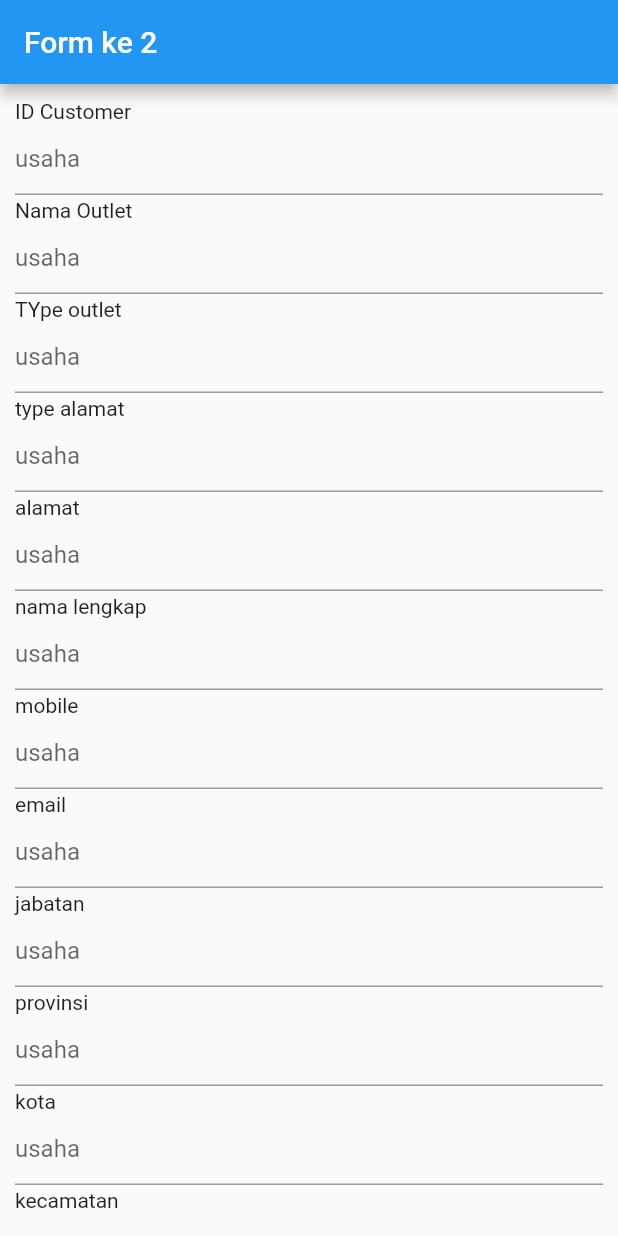
After one commit to RonwasHere/ui_kerja, a Flutter app: the FormDua screen opened directly, on a phone screen of 412 x 824 dp. The commit adds this screen. Run offline on Flutter 3.47's test engine with Material 2 defaults, Android fonts, the light colour scheme and no system bars.

Commit message:
form 2 tahap awal

```diff
--- /dev/null
+++ b/lib/form_dua.dart
@@ -0,0 +1,150 @@
+import 'package:flutter/material.dart';
+
+class FormDua extends StatefulWidget {
+  const FormDua({Key? key}) : super(key: key);
+
+  @override
+  State<FormDua> createState() => _FormDuaState();
+}
+
+class _FormDuaState extends State<FormDua> {
+  @override
+  Widget build(BuildContext context) {
+    return Scaffold(
+      appBar: AppBar(
+        title: Text('Form ke 2'),
+      ),
+      body: SingleChildScrollView(
+        child: SafeArea(
+          child: Padding(
+            padding: EdgeInsets.all(10),
+            child: Column(
+              crossAxisAlignment: CrossAxisAlignment.start,
+              children: [
+                Text('ID Customer'),
+                TextFormField(
+                  decoration: InputDecoration(
+                    hintText: 'usaha',
+                  ),
+                ),
+                SizedBox(height: 2),
+                Text('Nama Outlet'),
+                TextFormField(
+                  decoration: InputDecoration(
+                    hintText: 'usaha',
+                  ),
+                ),
+                SizedBox(height: 2),
+                Text('TYpe outlet '),
+                TextFormField(
+                  decoration: InputDecoration(
+                    hintText: 'usaha',
+                  ),
+                ),
+                SizedBox(height: 2),
+                Text('type alamat '),
+                TextFormField(
+                  decoration: InputDecoration(
+                    hintText: 'usaha',
+                  ),
+                ),
+                SizedBox(height: 2),
+                Text('alamat'),
+                TextFormField(
+                  decoration: InputDecoration(
+                    hintText: 'usaha',
+                  ),
+                ),
+                SizedBox(height: 2),
+                Text('nama lengkap'),
+                TextFormField(
+                  decoration: InputDecoration(
+                    hintText: 'usaha',
+                  ),
+                ),
+                SizedBox(height: 2),
+                Text('mobile'),
+                TextFormField(
+                  decoration: InputDecoration(
+                    hintText: 'usaha',
+                  ),
+                ),
+                SizedBox(height: 2),
+                Text('email'),
+                TextFormField(
+                  decoration: InputDecoration(
+                    hintText: 'usaha',
+                  ),
+                ),
+                SizedBox(height: 2),
+                Text('jabatan'),
+                TextFormField(
+                  decoration: InputDecoration(
+                    hintText: 'usaha',
+                  ),
+                ),
+                SizedBox(height: 2),
+                Text('provinsi'),
+                TextFormField(
+                  decoration: InputDecoration(
+                    hintText: 'usaha',
+                  ),
+                ),
+                SizedBox(height: 2),
+                Text('kota'),
+                TextFormField(
+                  decoration: InputDecoration(
+                    hintText: 'usaha',
+                  ),
+                ),
+                SizedBox(height: 2),
+                Text('kecamatan'),
+                TextFormField(
+                  decoration: InputDecoration(
+                    hintText: 'usaha',
+                  ),
+                ),
+                SizedBox(height: 2),
+                Text('kelurahan'),
+                TextFormField(
+                  decoration: InputDecoration(
+                    hintText: 'usaha',
+                  ),
+                ),
+                SizedBox(height: 2),
+                Text('kode pos'),
+                TextFormField(
+                  decoration: InputDecoration(
+                    hintText: 'usaha',
+                  ),
+                ),
+                SizedBox(height: 2),
+                Text('titik gps'),
+                TextFormField(
+                  decoration: InputDecoration(
+                    hintText: 'usaha',
+                  ),
+                ),
+                SizedBox(height: 2),
+                Text('usaha'),
+                TextFormField(
+                  decoration: InputDecoration(
+                    hintText: 'usaha',
+                  ),
+                ),
+                SizedBox(height: 2),
+                Text('usaha'),
+                TextFormField(
+                  decoration: InputDecoration(
+                    hintText: 'usaha',
+                  ),
+                ),
+                SizedBox(height: 2),
+              ],
+            ),
+          ),
+        ),
+      ),
+    );
+  }
+}
--- a/lib/form_satu.dart
+++ b/lib/form_satu.dart
@@ -1,4 +1,5 @@
 import 'package:flutter/material.dart';
+import 'package:ui_kerja/form_dua.dart';
 
 class FormSatu extends StatefulWidget {
   const FormSatu({Key? key}) : super(key: key);
@@ -35,7 +36,14 @@ class _FormSatuState extends State<FormSatu> {
                 child: Text('NO'),
               ),
               MaterialButton(
-                onPressed: () {},
+                onPressed: () async {
+                  Navigator.pushNamed(context, '/dua');
+
+                  // Navigator.of(contex, rootNavigator: true).pop('dialog');
+                  // await Navigator.of(context).pop('dialog')
+                  //     .push(MaterialPageRoute(builder: (context) => FormDua()));
+
+                },
                 child: Text('Yes'),
               ),
             ],
--- a/lib/main.dart
+++ b/lib/main.dart
@@ -1,4 +1,5 @@
 import 'package:flutter/material.dart';
+import 'package:ui_kerja/form_dua.dart';
 import 'package:ui_kerja/form_satu.dart';
 import 'package:ui_kerja/halaman_utama.dart';
 import 'package:ui_kerja/test.dart';
@@ -19,6 +20,7 @@ class MyApp extends StatelessWidget {
         routes: {
           '/': (context) => TestPage(),
           '/satu': (context) => FormSatu(),
+          '/dua': (context) => FormDua(),
 
         },
       ),
```
